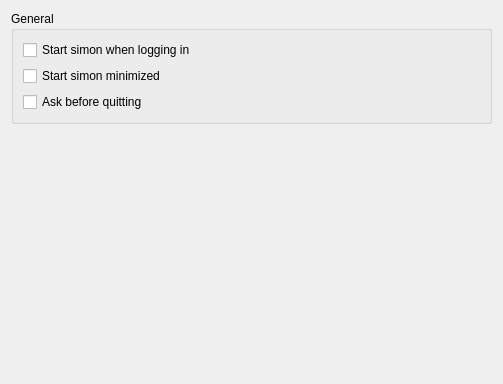
Before: the Qt Designer form simon/src/simonappcore/generalsettingsdlg.ui in KDE/simon, drawn with Qt 5.
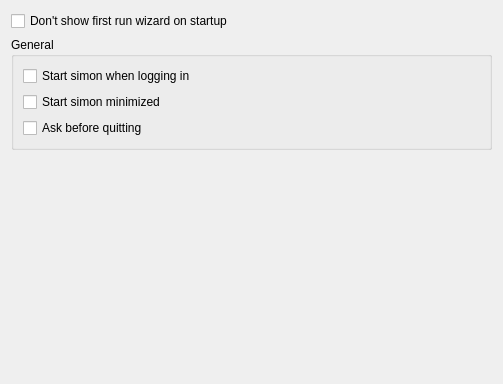
After: the same form once the commit is applied.

Commit message: Revising wizards; Initial checkin of firstrun wizard

What changed in the file:
```diff
--- a/simon/src/simonappcore/generalsettingsdlg.ui
+++ b/simon/src/simonappcore/generalsettingsdlg.ui
@@ -14,6 +14,13 @@
    <string>General Settings</string>
   </property>
   <layout class="QVBoxLayout">
+   <item>
+    <widget class="QCheckBox" name="kcfg_FirstRunWizardCompleted">
+     <property name="text">
+      <string>Don't show first run wizard on startup</string>
+     </property>
+    </widget>
+   </item>
    <item>
     <widget class="QGroupBox" name="gbGeneral">
      <property name="title">
@@ -23,27 +30,27 @@
       <bool>false</bool>
      </property>
      <layout class="QGridLayout">
-      <item row="2" column="0">
+      <item row="3" column="0">
        <widget class="QCheckBox" name="cbAskBeforeQuit">
         <property name="text">
          <string>Ask before quitting</string>
         </property>
        </widget>
       </item>
-      <item row="0" column="0">
-       <widget class="QCheckBox" name="kcfg_AutoStart">
-        <property name="text">
-         <string>Start simon when logging in</string>
-        </property>
-       </widget>
-      </item>
-      <item row="1" column="0">
+      <item row="2" column="0">
        <widget class="QCheckBox" name="kcfg_StartMinimized">
         <property name="text">
          <string>Start simon minimized</string>
         </property>
        </widget>
       </item>
+      <item row="1" column="0">
+       <widget class="QCheckBox" name="kcfg_AutoStart">
+        <property name="text">
+         <string>Start simon when logging in</string>
+        </property>
+       </widget>
+      </item>
      </layout>
     </widget>
    </item>
```
The commit also changes 66 other files.
